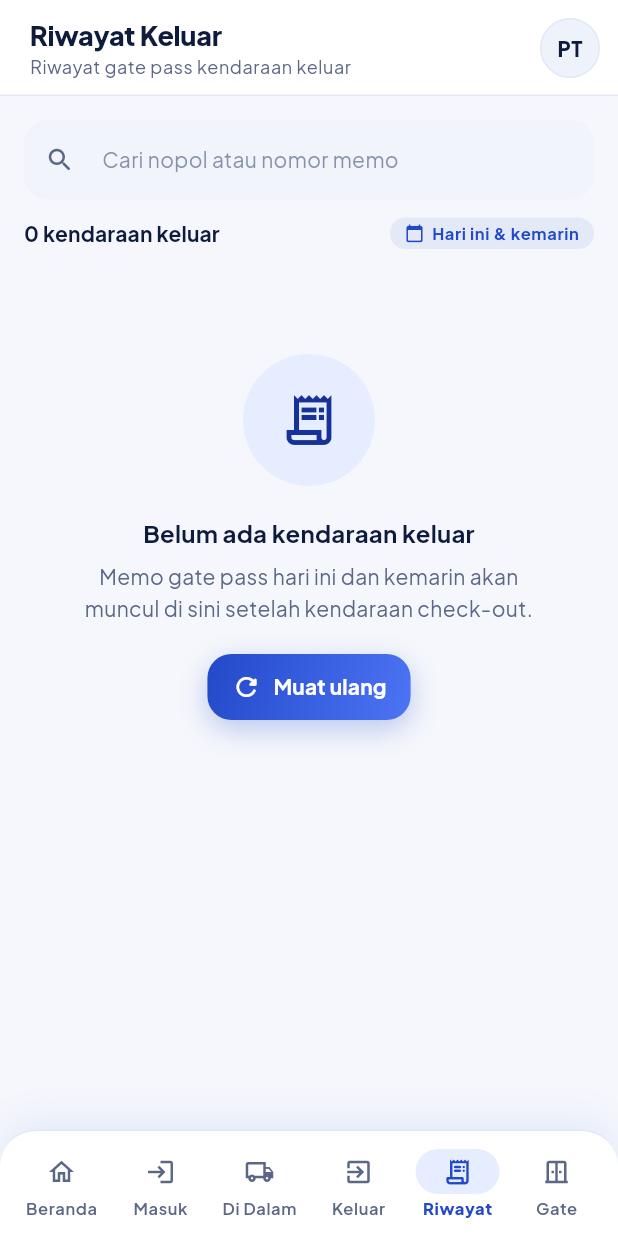
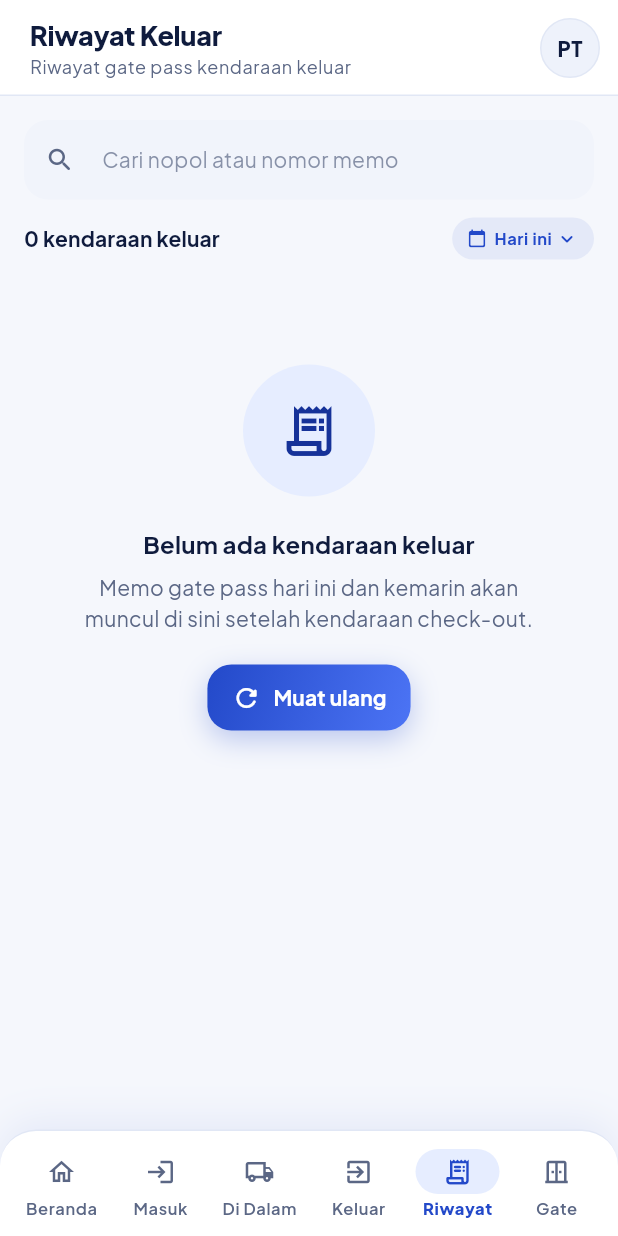
Before and after one commit to awand795/app-security-mastertruck, a Flutter app: the HomeNavView screen opened directly, item 5 of the bottom bar chosen, on a phone screen of 412 x 824 dp. Run offline on Flutter 3.47's test engine with Material 3 defaults, Android fonts, the phone set to English and light mode, and no system bars; our stand-ins replace camera, geolocator, google_fonts, image_picker, qr_flutter, shared_preferences and 1 more; missing offline and left inert: google_mlkit_text_recognition, tflite_flutter; accounts and stored records are empty; network calls fail.

Commit message:
feat(riwayat): tambah dropdown filter Hari ini (default), Kemarin, dan Hari ini & kemarin

```diff
--- a/lib/views/today_exit_view.dart
+++ b/lib/views/today_exit_view.dart
@@ -10,7 +10,9 @@ import '../models/ms_foto_model.dart';
 import '../services/api_service.dart';
 import '../widgets/app_widgets.dart';
 
-/// Riwayat gate pass kendaraan yang sudah keluar hari ini dan kemarin.
+enum _ExitDateFilter { today, yesterday, todayAndYesterday }
+
+/// Riwayat kendaraan yang sudah keluar (filter default Hari ini).
 ///
 /// Pencarian memakai [SearchField] yang di-debounce, daftar dapat ditarik
 /// untuk menyegarkan data, dan setiap item dapat dibuka detailnya beserta
@@ -53,6 +55,7 @@ class _TodayExitViewState extends State<TodayExitView> {
   final _searchController = TextEditingController();
 
   List<MemoKeluar> _memos = const [];
+  _ExitDateFilter _dateFilter = _ExitDateFilter.today;
   String _query = '';
   bool _isLoading = true;
   bool _isSearching = false;
@@ -127,16 +130,24 @@ class _TodayExitViewState extends State<TodayExitView> {
     _loadData(query: '', showSearching: false);
   }
 
+  String get _dateFilterLabel => switch (_dateFilter) {
+    _ExitDateFilter.today => 'Hari ini',
+    _ExitDateFilter.yesterday => 'Kemarin',
+    _ExitDateFilter.todayAndYesterday => 'Hari ini & kemarin',
+  };
+
   List<MemoKeluar> get _filteredMemos {
     final now = widget.clock?.call() ?? DateTime.now();
     final yesterday = now.subtract(const Duration(days: 1));
-    final list = _memos
-        .where(
-          (m) =>
+    final list = _memos.where((m) {
+      return switch (_dateFilter) {
+        _ExitDateFilter.today => _isSameDay(m.waktuKeluar, now),
+        _ExitDateFilter.yesterday => _isSameDay(m.waktuKeluar, yesterday),
+        _ExitDateFilter.todayAndYesterday =>
           _isSameDay(m.waktuKeluar, now) ||
               _isSameDay(m.waktuKeluar, yesterday),
-        )
-        .toList();
+      };
+    }).toList();
     list.sort((a, b) {
       final ta = a.waktuKeluar?.millisecondsSinceEpoch ?? 0;
       final tb = b.waktuKeluar?.millisecondsSinceEpoch ?? 0;
@@ -194,10 +205,32 @@ class _TodayExitViewState extends State<TodayExitView> {
                           ),
                         ),
                       ),
-                      Container(
+                      PopupMenuButton<_ExitDateFilter>(
+                        initialValue: _dateFilter,
+                        tooltip: 'Pilih rentang hari',
+                        onSelected: (value) {
+                          if (_dateFilter != value) {
+                            setState(() => _dateFilter = value);
+                          }
+                        },
+                        itemBuilder: (context) => const [
+                          PopupMenuItem(
+                            value: _ExitDateFilter.today,
+                            child: Text('Hari ini'),
+                          ),
+                          PopupMenuItem(
+                            value: _ExitDateFilter.yesterday,
+                            child: Text('Kemarin'),
+                          ),
+                          PopupMenuItem(
+                            value: _ExitDateFilter.todayAndYesterday,
+                            child: Text('Hari ini & kemarin'),
+                          ),
+                        ],
+                        child: Container(
                           padding: const EdgeInsets.symmetric(
                             horizontal: 10,
-                          vertical: 4,
+                            vertical: 6,
                           ),
                           decoration: BoxDecoration(
                             color: scheme.primary.withValues(alpha: 0.08),
@@ -213,13 +246,20 @@ class _TodayExitViewState extends State<TodayExitView> {
                               ),
                               const SizedBox(width: 5),
                               Text(
-                              'Hari ini & kemarin',
+                                _dateFilterLabel,
                                 style: texts.labelSmall?.copyWith(
                                   color: scheme.primary,
                                   fontWeight: FontWeight.w700,
                                 ),
                               ),
+                              const SizedBox(width: 2),
+                              Icon(
+                                Icons.keyboard_arrow_down_rounded,
+                                size: 16,
+                                color: scheme.primary,
+                              ),
                             ],
+                          ),
                         ),
                       ),
                     ],
```
Lines whose indentation alone changed are shown as unchanged.
